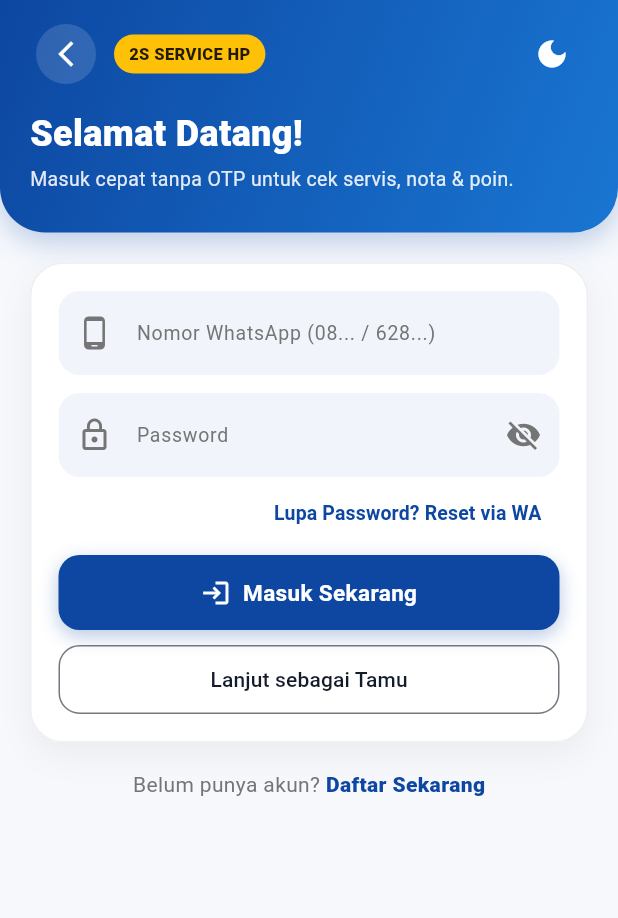
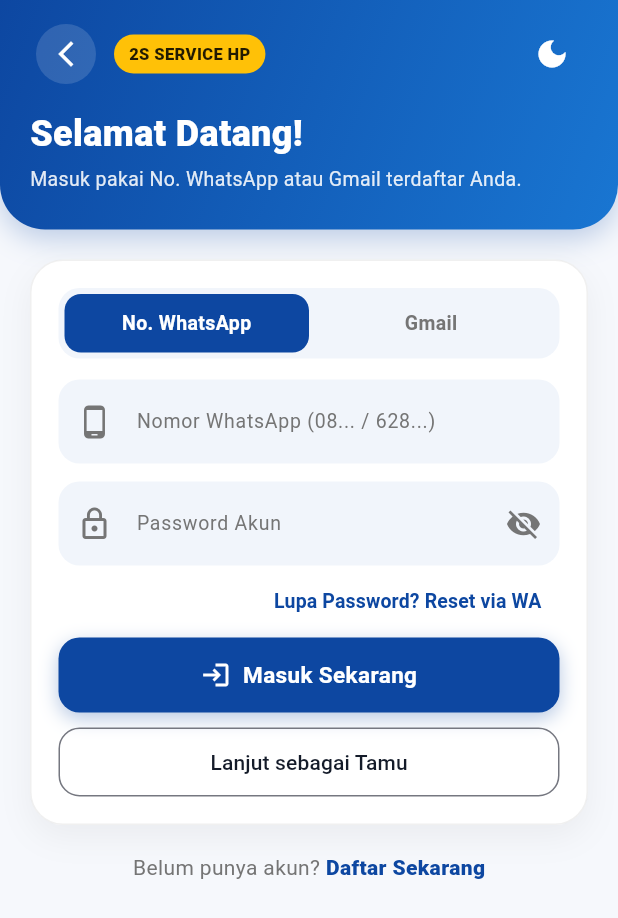
Before and after one commit to rudiakito-tech/2s-member-app, a Flutter app: the screen it shows after launch, after a tap on "Masuk", on a phone screen of 412 x 824 dp. Shown: the top 918 px of the screen. Run offline on Flutter 3.47's test engine with Material 3 defaults, Android fonts, the phone set to English and light mode, and no system bars; our stand-ins replace cloud_firestore, firebase_auth, firebase_core, shared_preferences; accounts and stored records are empty.

Commit message:
Add Gmail login option and update related logic

```diff
--- a/lib/auth_page.dart
+++ b/lib/auth_page.dart
@@ -17,18 +17,25 @@ class _AuthPageState extends State<AuthPage> with TickerProviderStateMixin {
   late int _modeIndex;
   int _prevModeIndex = 0;
   bool _darkTheme = false;
+  bool _loginWithGmail = false;
 
   late final AnimationController _enterCtrl;
   late final Animation<double> _fadeAnim;
   late final Animation<Offset> _slideAnim;
   late final AnimationController _pulseCtrl;
+  final ValueNotifier<String?> _mismatchNotifier = ValueNotifier<String?>(null);
 
   final _loginPhoneC = TextEditingController();
+  final _loginGmailC = TextEditingController();
   final _loginPassC = TextEditingController();
+
+  final _regPhoneC = TextEditingController();
   final _regNameC = TextEditingController();
   final _regPassC = TextEditingController();
   final _regPass2C = TextEditingController();
   final _regRefC = TextEditingController();
+
+  final _resetPhoneC = TextEditingController();
   final _resetPassC = TextEditingController();
   final _resetPass2C = TextEditingController();
 
@@ -42,6 +49,7 @@ class _AuthPageState extends State<AuthPage> with TickerProviderStateMixin {
   bool _waWaiting = false;
   bool _sheetOpen = false;
   String? _waCode;
+  String? _expectedPhone;
   String? _errorMsg;
 
   @override
@@ -64,12 +72,16 @@ class _AuthPageState extends State<AuthPage> with TickerProviderStateMixin {
   void dispose() {
     _enterCtrl.dispose();
     _pulseCtrl.dispose();
+    _mismatchNotifier.dispose();
     _loginPhoneC.dispose();
+    _loginGmailC.dispose();
     _loginPassC.dispose();
+    _regPhoneC.dispose();
     _regNameC.dispose();
     _regPassC.dispose();
     _regPass2C.dispose();
     _regRefC.dispose();
+    _resetPhoneC.dispose();
     _resetPassC.dispose();
     _resetPass2C.dispose();
     super.dispose();
@@ -89,7 +101,11 @@ class _AuthPageState extends State<AuthPage> with TickerProviderStateMixin {
       _loginBusy = true;
       _errorMsg = null;
     });
-    final err = await widget.ctrl.loginWithPassword(_loginPhoneC.text, _loginPassC.text);
+
+    final err = _loginWithGmail
+        ? await widget.ctrl.loginWithGmail(_loginGmailC.text, _loginPassC.text)
+        : await widget.ctrl.loginWithPassword(_loginPhoneC.text, _loginPassC.text);
+
     if (!mounted) return;
     setState(() => _loginBusy = false);
     if (err != null) {
@@ -103,9 +119,14 @@ class _AuthPageState extends State<AuthPage> with TickerProviderStateMixin {
   }
 
   Future<void> _startWaOtp({required String mode}) async {
+    final phoneInput = mode == 'register' ? _regPhoneC.text : _resetPhoneC.text;
     final pass = mode == 'register' ? _regPassC.text : _resetPassC.text;
     final pass2 = mode == 'register' ? _regPass2C.text : _resetPass2C.text;
 
+    if (phoneInput.trim().length < 9) {
+      setState(() => _errorMsg = 'Nomor WhatsApp wajib diisi dengan benar (contoh: 0812...).');
+      return;
+    }
     if (mode == 'register' && _regNameC.text.trim().isEmpty) {
       setState(() => _errorMsg = 'Nama lengkap wajib diisi.');
       return;
@@ -119,16 +140,23 @@ class _AuthPageState extends State<AuthPage> with TickerProviderStateMixin {
       return;
     }
 
+    _mismatchNotifier.value = null;
     setState(() {
       _errorMsg = null;
       _waWaiting = true;
     });
 
-    final code = await widget.ctrl.startReverseOtp(
+    final res = await widget.ctrl.startReverseOtp(
       mode: mode,
+      rawPhone: phoneInput,
       name: _regNameC.text,
       password: pass,
       refCode: _regRefC.text,
+      onMismatch: (wrongPhone) {
+        if (!mounted) return;
+        _mismatchNotifier.value =
+            '⚠️ Pesan masuk dari $wrongPhone berbeda dengan nomor ${_expectedPhone ?? phoneInput}! Tetap menunggu pesan dari nomor terdaftar.';
+      },
       onCompleted: (err) {
         if (!mounted) return;
         setState(() => _waWaiting = false);
@@ -148,8 +176,23 @@ class _AuthPageState extends State<AuthPage> with TickerProviderStateMixin {
     );
 
     if (!mounted) return;
-    setState(() => _waCode = code);
-    _showReverseOtpSheet(mode == 'register' ? 'Verifikasi Daftar Akun' : 'Verifikasi Reset Password', code);
+    if (res.error != null) {
+      setState(() {
+        _waWaiting = false;
+        _errorMsg = res.error;
+      });
+      return;
+    }
+
+    setState(() {
+      _waCode = res.code;
+      _expectedPhone = res.expectedPhone;
+    });
+    _showReverseOtpSheet(
+      mode == 'register' ? 'Verifikasi Daftar Akun' : 'Verifikasi Reset Password',
+      res.code!,
+      res.expectedPhone!,
+    );
   }
 
   Future<void> _launchWa(String code) async {
@@ -158,7 +201,7 @@ class _AuthPageState extends State<AuthPage> with TickerProviderStateMixin {
     await launchUrl(url, mode: LaunchMode.externalApplication);
   }
 
-  void _showReverseOtpSheet(String title, String code) {
+  void _showReverseOtpSheet(String title, String code, String targetPhone) {
     _sheetOpen = true;
     final cardBg = _darkTheme ? const Color(0xFF1B2436) : Colors.white;
     final txtColor = _darkTheme ? Colors.white : const Color(0xFF141B29);
@@ -167,24 +210,22 @@ class _AuthPageState extends State<AuthPage> with TickerProviderStateMixin {
       context: context,
       backgroundColor: cardBg,
       isScrollControlled: true,
-      shape: const RoundedRectangleBorder(
-        borderRadius: BorderRadius.vertical(top: Radius.circular(28)),
-      ),
+      shape: const RoundedRectangleBorder(borderRadius: BorderRadius.vertical(top: Radius.circular(28))),
       builder: (ctx) => Padding(
-        padding: const EdgeInsets.fromLTRB(24, 14, 24, 28),
+        padding: const EdgeInsets.fromLTRB(24, 14, 24, 24),
         child: Column(
           mainAxisSize: MainAxisSize.min,
           children: [
             Container(width: 44, height: 4, decoration: BoxDecoration(color: Colors.grey.withValues(alpha: 0.4), borderRadius: BorderRadius.circular(4))),
-            const SizedBox(height: 16),
+            const SizedBox(height: 14),
             Text(title, style: TextStyle(fontSize: 19, fontWeight: FontWeight.bold, color: txtColor)),
             const SizedBox(height: 6),
             Text(
-              'Kirim kode ini via WhatsApp, lalu kembali ke aplikasi. Akun akan masuk otomatis!',
+              'Kirim kode di bawah KHUSUS dari nomor WA $targetPhone. Jika dikirim dari nomor lain, sistem tidak akan memproses.',
               textAlign: TextAlign.center,
               style: TextStyle(fontSize: 13, color: _darkTheme ? Colors.grey[400] : Colors.grey[700]),
             ),
-            const SizedBox(height: 16),
+            const SizedBox(height: 14),
             ScaleTransition(
               scale: Tween(begin: 0.97, end: 1.03).animate(CurvedAnimation(parent: _pulseCtrl, curve: Curves.easeInOut)),
               child: Container(
@@ -202,7 +243,23 @@ class _AuthPageState extends State<AuthPage> with TickerProviderStateMixin {
                 ),
               ),
             ),
-            const SizedBox(height: 16),
+            ValueListenableBuilder<String?>(
+              valueListenable: _mismatchNotifier,
+              builder: (_, warn, __) {
+                if (warn == null) return const SizedBox(height: 12);
+                return Container(
+                  width: double.infinity,
+                  margin: const EdgeInsets.symmetric(vertical: 12),
+                  padding: const EdgeInsets.all(10),
+                  decoration: BoxDecoration(
+                    color: Colors.red.withValues(alpha: 0.12),
+                    borderRadius: BorderRadius.circular(12),
+                    border: Border.all(color: Colors.red.withValues(alpha: 0.5)),
+                  ),
+                  child: Text(warn, textAlign: TextAlign.center, style: const TextStyle(color: Colors.red, fontSize: 12.5, fontWeight: FontWeight.w600)),
+                );
+              },
+            ),
             SizedBox(
               width: double.infinity,
               height: 48,
@@ -213,14 +270,27 @@ class _AuthPageState extends State<AuthPage> with TickerProviderStateMixin {
                 label: const Text('Buka WhatsApp Sekarang', style: TextStyle(fontWeight: FontWeight.bold)),
               ),
             ),
-            const SizedBox(height: 8),
-            TextButton.icon(
-              onPressed: () {
-                Clipboard.setData(ClipboardData(text: 'LOGIN $code'));
-                ScaffoldMessenger.of(context).showSnackBar(const SnackBar(content: Text('Teks LOGIN disalin!')));
-              },
-              icon: const Icon(Icons.copy, size: 18),
-              label: const Text('Salin Teks Manual'),
+            const SizedBox(height: 6),
+            Row(
+              mainAxisAlignment: MainAxisAlignment.center,
+              children: [
+                TextButton.icon(
+                  onPressed: () {
+                    Clipboard.setData(ClipboardData(text: 'LOGIN $code'));
+                    ScaffoldMessenger.of(context).showSnackBar(const SnackBar(content: Text('Teks LOGIN disalin!')));
+                  },
+                  icon: const Icon(Icons.copy, size: 17),
+                  label: const Text('Salin Teks'),
+                ),
+                TextButton(
+                  onPressed: () {
+                    widget.ctrl.cancelOtpWait();
+                    setState(() => _waWaiting = false);
+                    Navigator.of(ctx).pop();
+                  },
+                  child: const Text('Batalkan', style: TextStyle(color: Colors.red)),
+                ),
+              ],
             ),
           ],
         ),
@@ -240,9 +310,9 @@ class _AuthPageState extends State<AuthPage> with TickerProviderStateMixin {
 
     final titles = ['Selamat Datang!', 'Daftar 2S Member', 'Reset Password'];
     final subtitles = [
-      'Masuk cepat tanpa OTP untuk cek servis, nota & poin.',
-      'Verifikasi WA otomatis & dapatkan bonus +150 Poin.',
-      'Buat password baru lalu verifikasi lewat WA terdaftar.',
+      'Masuk pakai No. WhatsApp atau Gmail terdaftar Anda.',
+      'Masukkan No. WA Anda & verifikasi otomatis tanpa SMS.',
+      'Masukkan No. WA terdaftar untuk membuat password baru.',
     ];
     final badges = ['2S SERVICE HP', '+150 POIN BARU', 'KEAMANAN AKUN'];
 
@@ -250,11 +320,10 @@ class _AuthPageState extends State<AuthPage> with TickerProviderStateMixin {
       backgroundColor: bg,
       body: Column(
         children: [
-          // HERO HEADER MELENGKUNG (60fps GPU Animated)
           AnimatedContainer(
             duration: const Duration(milliseconds: 300),
             width: double.infinity,
-            padding: EdgeInsets.fromLTRB(20, MediaQuery.of(context).padding.top + 12, 20, 26),
+            padding: EdgeInsets.fromLTRB(20, MediaQuery.of(context).padding.top + 12, 20, 24),
             decoration: BoxDecoration(
               gradient: LinearGradient(colors: [primary, primary2], begin: Alignment.topLeft, end: Alignment.bottomRight),
               borderRadius: const BorderRadius.vertical(bottom: Radius.circular(30)),
@@ -278,7 +347,7 @@ class _AuthPageState extends State<AuthPage> with TickerProviderStateMixin {
                     ),
                     const Spacer(),
                     IconButton(
-                      tooltip: 'Ganti Tema Preview',
+                      tooltip: 'Ganti Tema',
                       onPressed: () => setState(() => _darkTheme = !_darkTheme),
                       icon: Icon(_darkTheme ? Icons.light_mode : Icons.dark_mode, color: onPrimary),
                     ),
@@ -300,8 +369,6 @@ class _AuthPageState extends State<AuthPage> with TickerProviderStateMixin {
               ],
             ),
           ),
-
-          // BODY FORM DENGAN ENTRANCE & SLIDE SWITCHER 60fps
           Expanded(
             child: FadeTransition(
               opacity: _fadeAnim,
@@ -331,10 +398,7 @@ class _AuthPageState extends State<AuthPage> with TickerProviderStateMixin {
                           switchOutCurve: Curves.easeInCubic,
                           transitionBuilder: (child, anim) {
                             final forward = _modeIndex >= _prevModeIndex;
-                            final offset = Tween<Offset>(
-                              begin: Offset(forward ? 0.12 : -0.12, 0),
-                              end: Offset.zero,
-                            ).animate(anim);
+                            final offset = Tween<Offset>(begin: Offset(forward ? 0.12 : -0.12, 0), end: Offset.zero).animate(anim);
                             return FadeTransition(opacity: anim, child: SlideTransition(position: offset, child: child));
                           },
                           child: Container(
@@ -349,8 +413,8 @@ class _AuthPageState extends State<AuthPage> with TickerProviderStateMixin {
                             child: _modeIndex == 0
                                 ? _buildLoginCard(textCol, mutedCol, primary, onPrimary)
                                 : (_modeIndex == 1
-                                    ? _buildRegisterCard(textCol, mutedCol, primary)
-                                    : _buildResetCard(textCol, mutedCol, primary)),
+                                    ? _buildRegisterCard(textCol, mutedCol)
+                                    : _buildResetCard(textCol, mutedCol)),
                           ),
                         ),
                         const SizedBox(height: 18),
@@ -371,9 +435,69 @@ class _AuthPageState extends State<AuthPage> with TickerProviderStateMixin {
     return Column(
       crossAxisAlignment: CrossAxisAlignment.stretch,
       children: [
-        _field(_loginPhoneC, 'Nomor WhatsApp (08... / 628...)', Icons.phone_android, textCol, mutedCol, type: TextInputType.phone),
+        // Pilihan Metode Masuk: No. WA atau Gmail
+        Container(
+          padding: const EdgeInsets.all(4),
+          decoration: BoxDecoration(
+            color: _darkTheme ? const Color(0xFF131B2B) : const Color(0xFFF1F5FB),
+            borderRadius: BorderRadius.circular(14),
+          ),
+          child: Row(
+            children: [
+              Expanded(
+                child: GestureDetector(
+                  onTap: () => setState(() {
+                    _loginWithGmail = false;
+                    _errorMsg = null;
+                  }),
+                  child: AnimatedContainer(
+                    duration: const Duration(milliseconds: 220),
+                    padding: const EdgeInsets.symmetric(vertical: 10),
+                    decoration: BoxDecoration(
+                      color: !_loginWithGmail ? primary : Colors.transparent,
+                      borderRadius: BorderRadius.circular(11),
+                    ),
+                    child: Text(
+                      'No. WhatsApp',
+                      textAlign: TextAlign.center,
+                      style: TextStyle(fontWeight: FontWeight.bold, fontSize: 13, color: !_loginWithGmail ? onPrimary : mutedCol),
+                    ),
+                  ),
+                ),
+              ),
+              Expanded(
+                child: GestureDetector(
+                  onTap: () => setState(() {
+                    _loginWithGmail = true;
+                    _errorMsg = null;
+                  }),
+                  child: AnimatedContainer(
+                    duration: const Duration(milliseconds: 220),
+                    padding: const EdgeInsets.symmetric(vertical: 10),
+                    decoration: BoxDecoration(
+                      color: _loginWithGmail ? primary : Colors.transparent,
+                      borderRadius: BorderRadius.circular(11),
+                    ),
+                    child: Text(
+                      'Gmail',
+                      textAlign: TextAlign.center,
+                      style: TextStyle(fontWeight: FontWeight.bold, fontSize: 13, color: _loginWithGmail ? onPrimary : mutedCol),
+                    ),
+                  ),
+                ),
+              ),
+            ],
+          ),
+        ),
+        const SizedBox(height: 14),
+        AnimatedSwitcher(
+          duration: const Duration(milliseconds: 220),
+          child: _loginWithGmail
+              ? _field(_loginGmailC, 'Alamat Gmail Terverifikasi', Icons.email_outlined, textCol, mutedCol, key: const ValueKey('gm'), type: TextInputType.emailAddress)
+              : _field(_loginPhoneC, 'Nomor WhatsApp (08... / 628...)', Icons.phone_android, textCol, mutedCol, key: const ValueKey('wa'), type: TextInputType.phone),
+        ),
         const SizedBox(height: 12),
-        _passField(_loginPassC, 'Password', _hideLoginPass, () => setState(() => _hideLoginPass = !_hideLoginPass), textCol, mutedCol),
+        _passField(_loginPassC, _loginWithGmail ? 'Password Email' : 'Password Akun', _hideLoginPass, () => setState(() => _hideLoginPass = !_hideLoginPass), textCol, mutedCol),
         Align(
           alignment: Alignment.centerRight,
           child: TextButton(
@@ -381,22 +505,18 @@ class _AuthPageState extends State<AuthPage> with TickerProviderStateMixin {
             child: Text('Lupa Password? Reset via WA', style: TextStyle(color: primary, fontWeight: FontWeight.w700, fontSize: 13)),
           ),
         ),
-        const SizedBox(height: 4),
         _ScaleButton(
           onTap: _loginBusy ? null : _doLogin,
           color: primary,
           textColor: onPrimary,
-          label: _loginBusy ? 'Memeriksa...' : 'Masuk Sekarang',
-          icon: Icons.login,
+          label: _loginBusy ? 'Memeriksa...' : (_loginWithGmail ? 'Masuk dengan Gmail' : 'Masuk Sekarang'),
+          icon: _loginWithGmail ? Icons.mail : Icons.login,
         ),
         const SizedBox(height: 10),
         SizedBox(
           height: 46,
           child: OutlinedButton(
-            style: OutlinedButton.styleFrom(
-              foregroundColor: textCol,
-              shape: RoundedRectangleBorder(borderRadius: BorderRadius.circular(14)),
-            ),
+            style: OutlinedButton.styleFrom(foregroundColor: textCol, shape: RoundedRectangleBorder(borderRadius: BorderRadius.circular(14))),
             onPressed: () => Navigator.of(context).pop(),
             child: const Text('Lanjut sebagai Tamu'),
           ),
@@ -405,10 +525,12 @@ class _AuthPageState extends State<AuthPage> with TickerProviderStateMixin {
     );
   }
 
-  Widget _buildRegisterCard(Color textCol, Color mutedCol, Color primary) {
+  Widget _buildRegisterCard(Color textCol, Color mutedCol) {
     return Column(
       crossAxisAlignment: CrossAxisAlignment.stretch,
       children: [
+        _field(_regPhoneC, 'Nomor WhatsApp (08... / 628...)', Icons.phone_android, textCol, mutedCol, type: TextInputType.phone),
+        const SizedBox(height: 12),
         _field(_regNameC, 'Nama Lengkap', Icons.person, textCol, mutedCol),
         const SizedBox(height: 12),
         _passField(_regPassC, 'Buat Password (min. 6 huruf)', _hideRegPass1, () => setState(() => _hideRegPass1 = !_hideRegPass1), textCol, mutedCol),
@@ -424,19 +546,21 @@ class _AuthPageState extends State<AuthPage> with TickerProviderStateMixin {
           label: _waWaiting ? 'Menunggu Verifikasi WA...' : 'Daftar & Verifikasi WhatsApp',
           icon: Icons.chat,
         ),
-        if (_waWaiting && _waCode != null)
+        if (_waWaiting && _waCode != null && _expectedPhone != null)
           TextButton(
-            onPressed: () => _showReverseOtpSheet('Verifikasi Daftar Akun', _waCode!),
+            onPressed: () => _showReverseOtpSheet('Verifikasi Daftar Akun', _waCode!, _expectedPhone!),
             child: const Text('Buka Lagi Jendela Kode WA'),
           ),
       ],
     );
   }
 
-  Widget _buildResetCard(Color textCol, Color mutedCol, Color primary) {
+  Widget _buildResetCard(Color textCol, Color mutedCol) {
     return Column(
       crossAxisAlignment: CrossAxisAlignment.stretch,
       children: [
+        _field(_resetPhoneC, 'Nomor WhatsApp Terdaftar (08...)', Icons.phone_android, textCol, mutedCol, type: TextInputType.phone),
+        const SizedBox(height: 12),
         _passField(_resetPassC, 'Password Baru (min. 6 huruf)', _hideResPass1, () => setState(() => _hideResPass1 = !_hideResPass1), textCol, mutedCol),
         const SizedBox(height: 12),
         _passField(_resetPass2C, 'Ulangi Password Baru', _hideResPass2, () => setState(() => _hideResPass2 = !_hideResPass2), textCol, mutedCol),
@@ -448,6 +572,11 @@ class _AuthPageState extends State<AuthPage> with TickerProviderStateMixin {
           label: _waWaiting ? 'Menunggu Verifikasi WA...' : 'Verifikasi Pemilik WA & Simpan',
           icon: Icons.verified_user,
         ),
+        if (_waWaiting && _waCode != null && _expectedPhone != null)
+          TextButton(
+            onPressed: () => _showReverseOtpSheet('Verifikasi Reset Password', _waCode!, _expectedPhone!),
+            child: const Text('Buka Lagi Jendela Kode WA'),
+          ),
       ],
     );
   }
@@ -477,8 +606,9 @@ class _AuthPageState extends State<AuthPage> with TickerProviderStateMixin {
     );
   }
 
-  Widget _field(TextEditingController c, String label, IconData icon, Color textCol, Color mutedCol, {TextInputType? type}) {
+  Widget _field(TextEditingController c, String label, IconData icon, Color textCol, Color mutedCol, {Key? key, TextInputType? type}) {
     return TextField(
+      key: key,
       controller: c,
       keyboardType: type,
       style: TextStyle(color: textCol),
```
